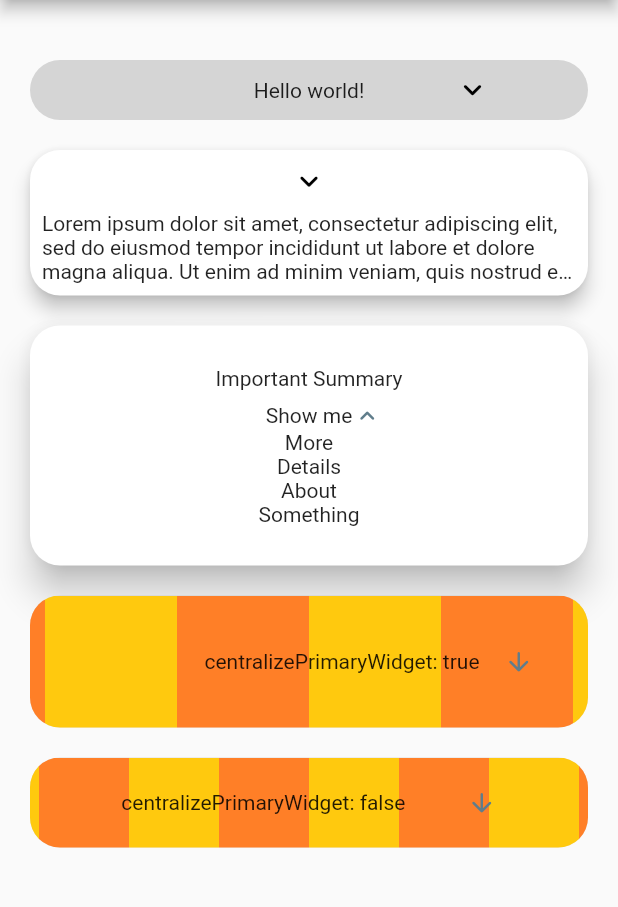
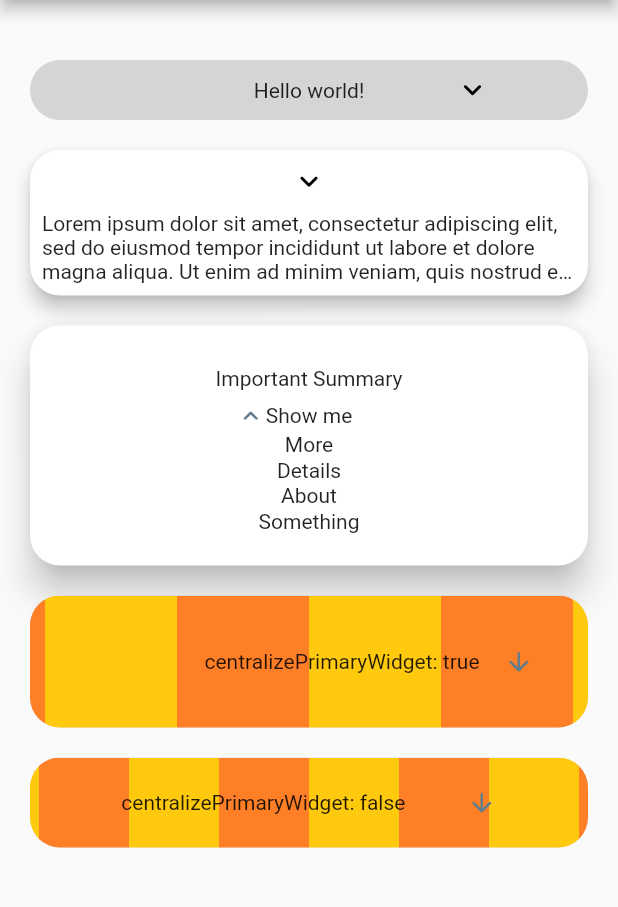
Before and after one commit to fatihozkan-github/ExpandableWidgets, a Flutter app: the screen it shows after launch, on a phone screen of 412 x 824 dp, the part 84-991 px from its top. Run offline on Flutter 3.47's test engine with Material 2 defaults, Android fonts, the phone set to English and light mode, and no system bars.

Commit message:
• v1.0.2 preps.

```diff
--- a/example/lib/main.dart
+++ b/example/lib/main.dart
@@ -76,6 +76,7 @@ class ExpandableShowcase extends StatelessWidget {
                 height: 70,
                 child: Center(
                   child: Column(
+                    mainAxisAlignment: MainAxisAlignment.spaceEvenly,
                     children: [
                       Text('More'),
                       Text('Details'),
@@ -91,6 +92,7 @@ class ExpandableShowcase extends StatelessWidget {
                 size: 20.0,
               ),
               additionalWidget: Text('Show me'),
+              arrowLocation: ArrowLocation.left,
             ),
             SizedBox(height: 20),
 
```
